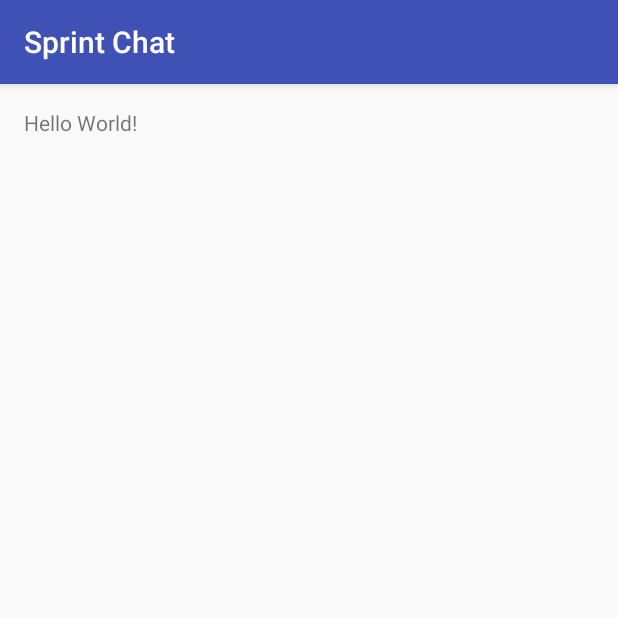
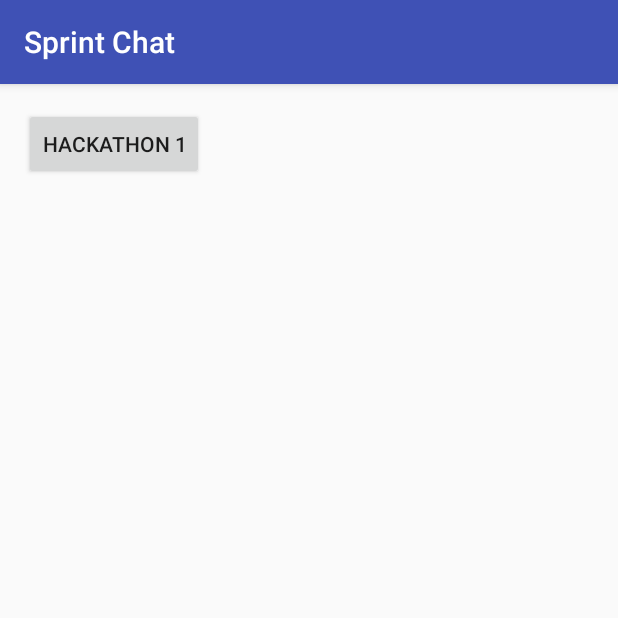
Before and after one commit to yahzaa/akanamanaguchi, an Android app: the screen it shows after launch (MainActivity), on a phone screen of 412 x 824 dp, the top half of it. Run offline under Robolectric (Android 15) with nearby library versions, the phone set to English and light mode, and no system bars.

Commit message:
Chat: open hackathon chat activity window

```diff
--- a/SprintChat/app/src/main/AndroidManifest.xml
+++ b/SprintChat/app/src/main/AndroidManifest.xml
@@ -15,6 +15,7 @@
                 <category android:name="android.intent.category.LAUNCHER" />
             </intent-filter>
         </activity>
+        <activity android:name=".ChatBox"></activity>
     </application>
 
 </manifest>
--- a/SprintChat/app/src/main/java/com/hackerearth/www/sprintchat/MainActivity.java
+++ b/SprintChat/app/src/main/java/com/hackerearth/www/sprintchat/MainActivity.java
@@ -1,7 +1,10 @@
 package com.hackerearth.www.sprintchat;
 
+import android.content.Intent;
 import android.support.v7.app.AppCompatActivity;
 import android.os.Bundle;
+import android.view.View;
+import android.widget.Button;
 
 public class MainActivity extends AppCompatActivity {
 
@@ -9,5 +12,13 @@ public class MainActivity extends AppCompatActivity {
     protected void onCreate(Bundle savedInstanceState) {
         super.onCreate(savedInstanceState);
         setContentView(R.layout.activity_main);
+
+        final Button open_chat = (Button) findViewById(R.id.open_chat);
+        open_chat.setOnClickListener(new View.OnClickListener() {
+            public void onClick(View v) {
+                Intent intent = new Intent(MainActivity.this, ChatBox.class);
+                startActivity(intent);
+            }
+        });
     }
 }
--- a/SprintChat/app/src/main/res/layout/activity_main.xml
+++ b/SprintChat/app/src/main/res/layout/activity_main.xml
@@ -10,8 +10,16 @@
     android:paddingTop="@dimen/activity_vertical_margin"
     tools:context="com.hackerearth.www.sprintchat.MainActivity">
 
-    <TextView
-        android:layout_width="wrap_content"
+    <LinearLayout
+        android:id="@+id/wrapper"
+        android:layout_width="fill_parent"
         android:layout_height="wrap_content"
-        android:text="Hello World!" />
+        android:weightSum="1">
+
+        <Button
+            android:id="@+id/open_chat"
+            android:layout_height="wrap_content"
+            android:layout_width="wrap_content"
+            android:text="Hackathon 1" />
+    </LinearLayout>
 </RelativeLayout>
```
Also changed, not shown: SprintChat/app/src/main/java/com/hackerearth/www/sprintchat/ChatBox.java (added, +34 -0 lines), SprintChat/app/src/main/res/layout/activity_chat_box.xml (added, +45 -0 lines), SprintChat/app/src/main/res/drawable-hdpi/bubble_green.png (added), SprintChat/app/src/main/res/drawable-hdpi/bubble_yellow.png (added), SprintChat/app/src/main/res/drawable-mdpi/bubble_green.png (added), SprintChat/app/src/main/res/drawable-mdpi/bubble_yellow.png (added), SprintChat/app/src/main/res/drawable-xhdpi/bubble_green.png (added), SprintChat/app/src/main/res/drawable-xhdpi/bubble_yellow.png (added), SprintChat/app/src/main/res/drawable-xxhdpi/bubble_green.png (added), SprintChat/app/src/main/res/drawable-xxhdpi/bubble_yellow.png (added).
